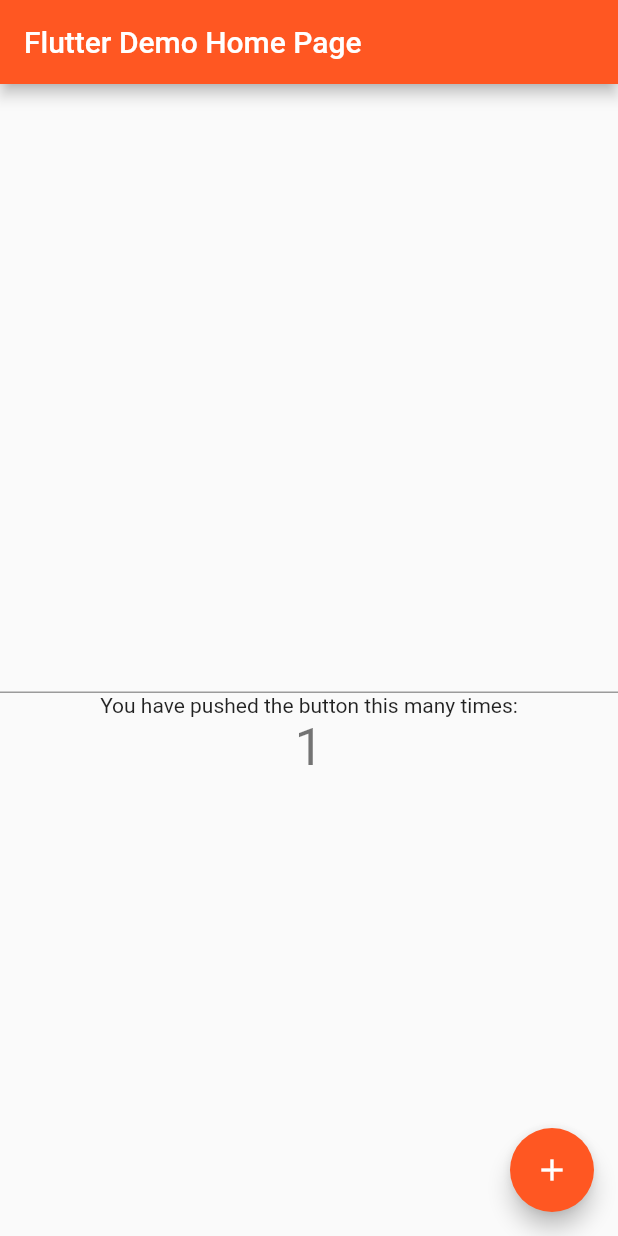
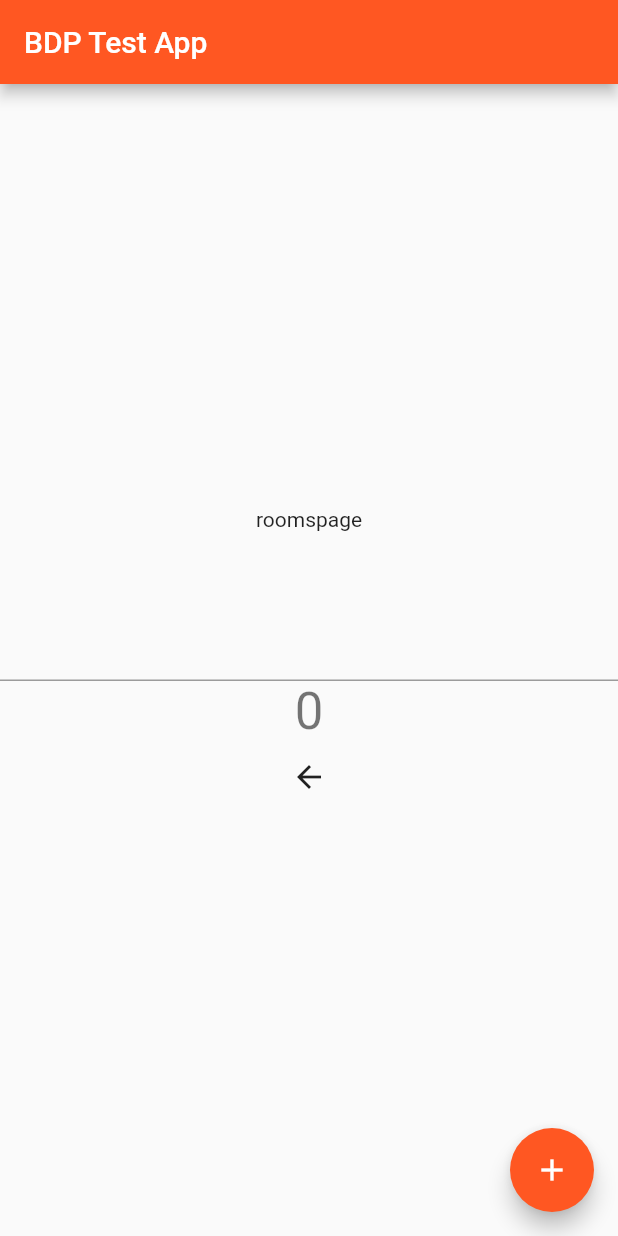
Before and after one commit to shukon/BDP, a Flutter app: the screen it shows after launch, after a tap on the "add" icon, on a phone screen of 412 x 824 dp. Run offline on Flutter 3.47's test engine with Material 2 defaults, Android fonts, the light colour scheme and no system bars.

Commit message:
Add basic pages and buttons

```diff
--- a/bdp_app/lib/main.dart
+++ b/bdp_app/lib/main.dart
@@ -2,6 +2,7 @@
 import 'package:flutter/services.dart';
 
 void main() => runApp(MyApp());
+
 
 class MyApp extends StatelessWidget {
   // This widget is the root of your application.
@@ -21,13 +22,13 @@
           // is not restarted.
           primarySwatch: Colors.deepOrange,
         ),
-      home: MyHomePage(title: 'Flutter Demo Home Page'),
-    );
+        home: HomePage(title: 'BDP Test App'));
   }
 }
 
-class MyHomePage extends StatefulWidget {
-  MyHomePage({Key key, this.title}) : super(key: key);
+//Klasse für den Login-Screem
+class HomePage extends StatefulWidget {
+  HomePage({Key key, this.title}) : super(key: key);
 
   // This widget is the home page of your application. It is stateful, meaning
   // that it has a State object (defined below) that contains fields that affect
@@ -41,43 +42,38 @@
   final String title;
 
   @override
-  _MyHomePageState createState() => _MyHomePageState();
+  _HomePageState createState() => _HomePageState();
 }
 
-class _MyHomePageState extends State<MyHomePage> {
+
+class _HomePageState extends State<HomePage> {
   int _counter = 0;
 
-  void _incrementCounter() {
+  String _activePage = "LoginPage";
+
+
+  Future _loginButtonPressed() async {
     setState(() {
-      // This call to setState tells the Flutter framework that something has
-      // changed in this State, which causes it to rerun the build method below
-      // so that the display can reflect the updated values. If we changed
-      // _counter without calling setState(), then the build method would not be
-      // called again, and so nothing would appear to happen.
-      _counter++;
-
+      _activePage = "RoomsPage";
     });
   }
 
-  Future _buttonPressed() async {
-    _incrementCounter();
+  Future _roomsButtonPressed() async {
+    setState(() {
+      _activePage = "ChatPage";
+    });
   }
 
-  @override
-  Widget build(BuildContext context) {
-    const channel = EventChannel('someStream');
-    channel.receiveBroadcastStream().listen((dynamic event) {
-      print('Received event: $event');
-    }, onError: (dynamic error) {
-      print('Received error: ${error.message}');
-    });
+  _backButtonPressed() {
+    if (_activePage == "RoomsPage") {
+      setState((){_activePage = "LoginPage";});
+    } else if (_activePage == "ChatPage") {
+      setState((){_activePage = "RoomsPage";});
+    }
+  }
 
-    // This method is rerun every time setState is called, for instance as done
-    // by the _incrementCounter method above.
-    //
-    // The Flutter framework has been optimized to make rerunning build methods
-    // fast, so that you can just rebuild anything that needs updating rather
-    // than having to individually change instances of widgets.
+
+  Widget _LoginPage() {
     return Scaffold(
       appBar: AppBar(
         // Here we take the value from the MyHomePage object that was created by
@@ -104,22 +100,101 @@
           // horizontal).
           mainAxisAlignment: MainAxisAlignment.center,
           children: <Widget>[
-            TextField(maxLines: 4,),
-            Text(
-              'You have pushed the button this many times:',
+            Text("Login Page"),
+            new Row(
+              children: [Text("Username")]
+            )
+            ],
+        ),
+      ),
+      floatingActionButton: FloatingActionButton(
+        onPressed: _loginButtonPressed,
+        tooltip: 'Login',
+        child: Icon(Icons.add),
+      ), // This trailing comma makes auto-formatting nicer for build methods.
+    );
+  }
+
+
+  Widget _RoomsPage() {
+    return Scaffold(
+      appBar: AppBar(
+        title: Text(widget.title),
+      ),
+      body: Center(
+        child: Column(
+          mainAxisAlignment: MainAxisAlignment.center,
+          children: <Widget>[
+            Text("roomspage"),
+            TextField(
+              maxLines: 4,
             ),
             Text(
               '$_counter',
-              style: Theme.of(context).textTheme.display1,
+              style: Theme
+                  .of(context)
+                  .textTheme
+                  .display1,
+            ),
+            IconButton(
+                icon: Icon(Icons.arrow_back),
+                onPressed: () { _backButtonPressed();}
             ),
           ],
         ),
       ),
       floatingActionButton: FloatingActionButton(
-        onPressed: _buttonPressed,
+        onPressed: _roomsButtonPressed,
         tooltip: 'Increment',
         child: Icon(Icons.add),
-      ), // This trailing comma makes auto-formatting nicer for build methods.
+      ),
     );
   }
+
+  Widget _ChatPage() {
+    return Scaffold(
+      appBar: AppBar(
+        title: Text(widget.title),
+      ),
+      body: Center(
+        child: Column(
+          mainAxisAlignment: MainAxisAlignment.center,
+          children: <Widget>[
+            Text("chatpage"),
+            IconButton(
+                icon: Icon(Icons.arrow_back),
+                onPressed: () {
+                  _backButtonPressed();
                 }
+            ),
+          ],
+        ),
+      ),
+    );
+  }
+
+  @override
+  Widget build(BuildContext context) {
+    const channel = EventChannel('someStream');
+    channel.receiveBroadcastStream().listen((dynamic event) {
+      print('Received event: $event');
+    }, onError: (dynamic error) {
+      print('Received error: ${error.message}');
+    });
+
+    // This method is rerun every time setState is called, for instance as done
+    // by the _incrementCounter method above.
+    //
+    // The Flutter framework has been optimized to make rerunning build methods
+    // fast, so that you can just rebuild anything that needs updating rather
+    // than having to individually change instances of widgets.
+    print(_activePage);
+    if (_activePage == "ChatPage") {
+      return _ChatPage();
+    } else if (_activePage == "RoomsPage") {
+      return _RoomsPage();
+    } else if (_activePage == "LoginPage") {
+      return _LoginPage();
+    }
+  }
+}
```
Lines whose indentation alone changed are shown as unchanged.
